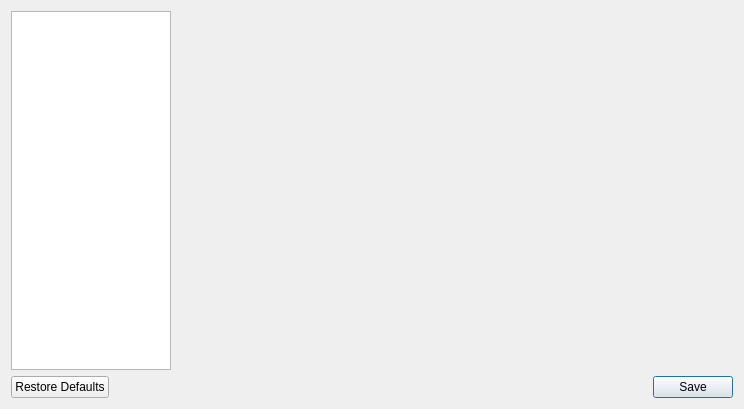
The window that vita3k/gui-qt/src/configuration/settings_window.ui (neophyte-team/Vita3K) describes before a commit, drawn with Qt 5.
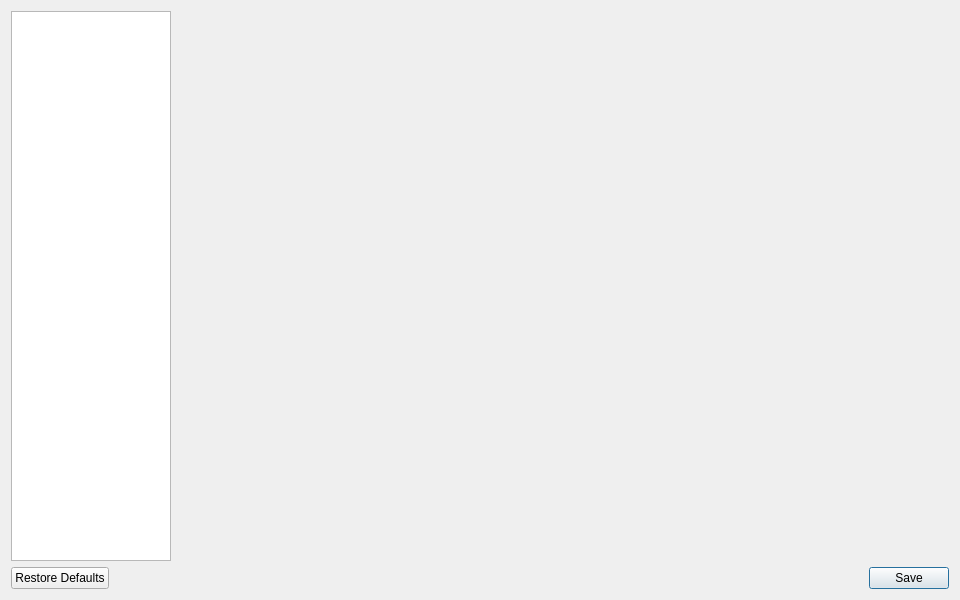
The same window after the commit.

Diff of the .ui file:
```diff
--- a/vita3k/gui-qt/src/configuration/settings_window.ui
+++ b/vita3k/gui-qt/src/configuration/settings_window.ui
@@ -6,8 +6,8 @@
    <rect>
     <x>0</x>
     <y>0</y>
-    <width>744</width>
-    <height>409</height>
+    <width>960</width>
+    <height>600</height>
    </rect>
   </property>
   <property name="windowTitle">
```
